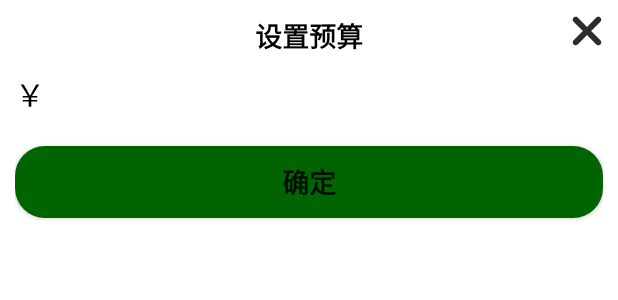
After one commit to Timorcc/tally_-, an Android app: the layout dialog_budget.xml on its own in the app's theme, with its tools: preview values and no code run, on a phone screen of 412 x 824 dp. The commit adds this screen. Shown: the top 300 px of the screen. Run offline under Robolectric (Android 15) with nearby library versions, the phone set to English and light mode, and no system bars.

Commit message:
完结撒花

```diff
--- /dev/null
+++ b/app/src/main/res/layout/dialog_budget.xml
@@ -0,0 +1,57 @@
+<?xml version="1.0" encoding="utf-8"?>
+<RelativeLayout xmlns:android="http://schemas.android.com/apk/res/android"
+    android:layout_width="wrap_content"
+    android:layout_height="match_parent"
+    android:background="@color/white"
+    android:padding="10dp">
+
+    <TextView
+        android:id="@+id/dialog_budget_tv1"
+        android:layout_width="wrap_content"
+        android:layout_height="wrap_content"
+        android:layout_centerHorizontal="true"
+        android:text="@string/set_budget"
+        android:textColor="@color/black"
+        android:textSize="18sp"
+        android:textStyle="bold" />
+
+    <ImageView
+        android:id="@+id/dialog_budget_iv_error"
+        android:layout_width="wrap_content"
+        android:layout_height="wrap_content"
+        android:layout_alignParentRight="true"
+        android:src="@mipmap/ih_error" />
+
+    <TextView
+        android:id="@+id/dialog_budget_tv2"
+        android:layout_width="wrap_content"
+        android:layout_height="wrap_content"
+        android:layout_below="@id/dialog_budget_tv1"
+        android:layout_marginTop="10dp"
+        android:text="￥"
+        android:textColor="@color/black"
+        android:textSize="20sp" />
+
+    <EditText
+        android:id="@+id/dialog_budget_et"
+        android:layout_width="match_parent"
+        android:layout_height="wrap_content"
+        android:layout_alignBaseline="@id/dialog_budget_tv2"
+        android:layout_toRightOf="@id/dialog_budget_tv2"
+        android:background="@color/white"
+        android:inputType="numberDecimal">
+
+        <requestFocus />
+    </EditText>
+
+    <Button
+        android:id="@+id/dialog_budget_btn_ensure"
+        android:layout_width="match_parent"
+        android:layout_height="wrap_content"
+        android:layout_below="@id/dialog_budget_tv2"
+        android:layout_marginTop="20dp"
+        android:background="@drawable/main_recordbtn_bg"
+        android:text="@string/ensure"
+        android:textSize="18sp"
+        android:textStyle="bold"/>
+</RelativeLayout>
--- a/app/src/main/res/values/strings.xml
+++ b/app/src/main/res/values/strings.xml
@@ -4,6 +4,7 @@
     <string name="month_out">本月支出</string>
     <string name="month_in">本月收入</string>
     <string name="budget">预算剩余</string>
+    <string name="set_budget">设置预算</string>
     <string name="seeExcel">查看表格</string>
     <string name="add_remark">添加备注</string>
     <string name="remark">备注</string>
@@ -11,9 +12,4 @@
     <string name="cancel">取消</string>
     <string name="please_input_time">请输入时间（24小时制）</string>
 
-
-    <!-- TODO: Remove or change this placeholder text -->
-    <string name="hello_blank_fragment">Hello blank fragment</string>
-
-
 </resources>
```
Also changed, not shown: app/src/main/java/com/example/tally/MainActivity.java (+37 -1 lines), app/src/main/java/com/example/tally/utils/BudgetDialog.java (added, +112 -0 lines).
